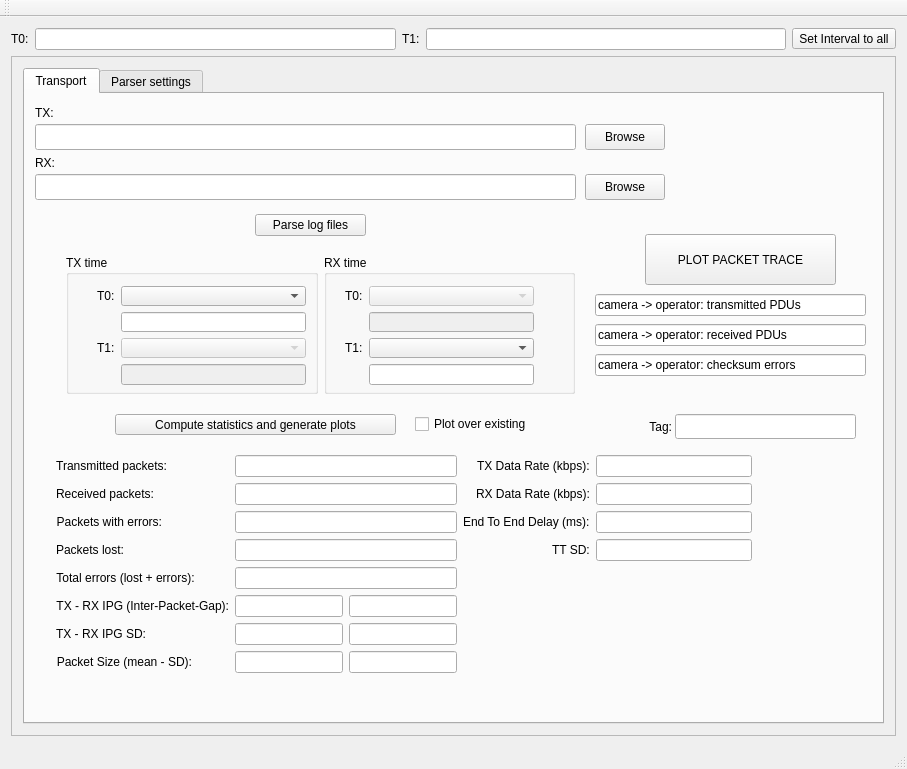
Old version of the form src/gui/mainwindow.ui in the repository dcentelles/comms_log_parser.
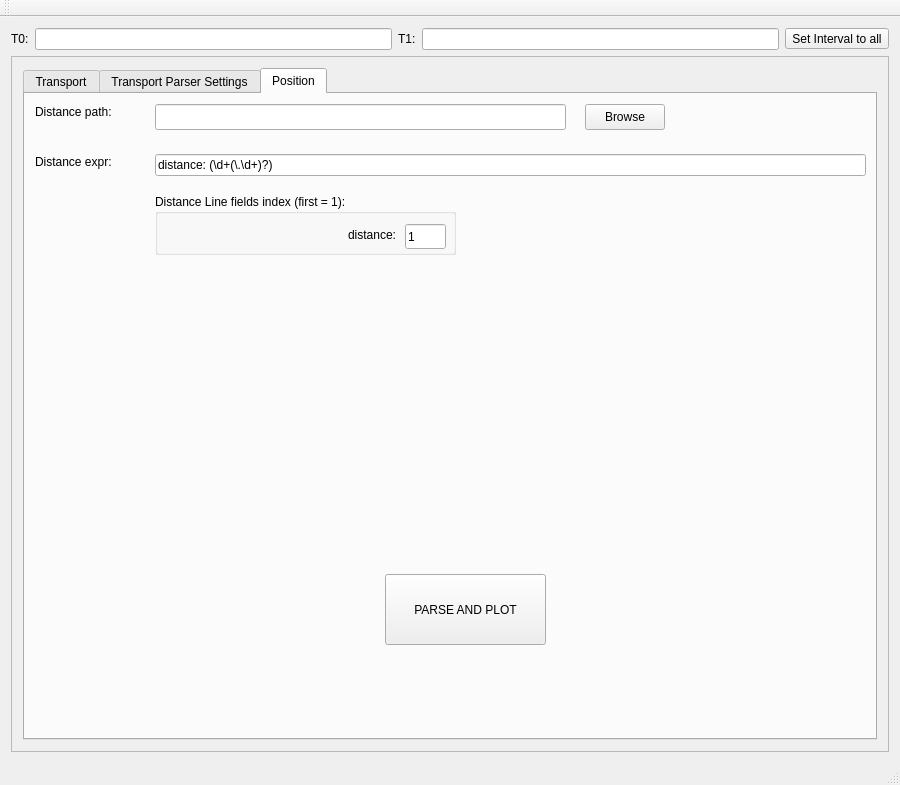
New version of the form.

Patch:
```diff
--- a/src/gui/mainwindow.ui
+++ b/src/gui/mainwindow.ui
@@ -6,8 +6,8 @@
    <rect>
     <x>0</x>
     <y>0</y>
-    <width>907</width>
-    <height>769</height>
+    <width>900</width>
+    <height>785</height>
    </rect>
   </property>
   <property name="windowTitle">
@@ -67,8 +67,8 @@
         <rect>
          <x>0</x>
          <y>0</y>
-         <width>887</width>
-         <height>657</height>
+         <width>880</width>
+         <height>673</height>
         </rect>
        </property>
        <property name="minimumSize">
@@ -78,7 +78,7 @@
         </size>
        </property>
        <layout class="QGridLayout" name="gridLayout">
-        <item row="1" column="0">
+        <item row="0" column="0">
          <widget class="QTabWidget" name="parserConfTab">
           <property name="enabled">
            <bool>true</bool>
@@ -96,7 +96,7 @@
            </size>
           </property>
           <property name="currentIndex">
-           <number>0</number>
+           <number>2</number>
           </property>
           <widget class="QWidget" name="transportTab">
            <property name="sizePolicy">
@@ -701,7 +701,7 @@
           </widget>
           <widget class="QWidget" name="tab">
            <attribute name="title">
-            <string>Parser settings</string>
+            <string>Transport Parser Settings</string>
            </attribute>
            <widget class="QLineEdit" name="rxRegexLineEdit">
             <property name="geometry">
@@ -949,6 +949,166 @@
              </property>
             </widget>
            </widget>
+           <widget class="QWidget" name="horizontalLayoutWidget">
+            <property name="geometry">
+             <rect>
+              <x>360</x>
+              <y>350</y>
+              <width>211</width>
+              <height>41</height>
+             </rect>
+            </property>
+            <layout class="QHBoxLayout" name="horizontalLayout_7">
+             <item>
+              <widget class="QLabel" name="label_10">
+               <property name="text">
+                <string>Packet size offset: </string>
+               </property>
+              </widget>
+             </item>
+             <item>
+              <widget class="QLineEdit" name="packetSizeOffsetLineEdit"/>
+             </item>
+            </layout>
+           </widget>
+          </widget>
+          <widget class="QWidget" name="tab_2">
+           <attribute name="title">
+            <string>Position</string>
+           </attribute>
+           <widget class="QLineEdit" name="distancesPathLineEdit">
+            <property name="geometry">
+             <rect>
+              <x>130</x>
+              <y>10</y>
+              <width>411</width>
+              <height>26</height>
+             </rect>
+            </property>
+            <property name="readOnly">
+             <bool>true</bool>
+            </property>
+           </widget>
+           <widget class="QPushButton" name="distancesPathBrowseButton">
+            <property name="geometry">
+             <rect>
+              <x>560</x>
+              <y>10</y>
+              <width>80</width>
+              <height>26</height>
+             </rect>
+            </property>
+            <property name="text">
+             <string>Browse</string>
+            </property>
+           </widget>
+           <widget class="QPushButton" name="dl_parseTimesButton_2">
+            <property name="geometry">
+             <rect>
+              <x>200</x>
+              <y>60</y>
+              <width>111</width>
+              <height>22</height>
+             </rect>
+            </property>
+            <property name="text">
+             <string>Parse log files</string>
+            </property>
+           </widget>
+           <widget class="QLineEdit" name="distanceRegexLineEdit">
+            <property name="geometry">
+             <rect>
+              <x>130</x>
+              <y>60</y>
+              <width>711</width>
+              <height>22</height>
+             </rect>
+            </property>
+            <property name="text">
+             <string>distance: (\d+(\.\d+)?) </string>
+            </property>
+           </widget>
+           <widget class="QLabel" name="label_11">
+            <property name="geometry">
+             <rect>
+              <x>10</x>
+              <y>60</y>
+              <width>101</width>
+              <height>16</height>
+             </rect>
+            </property>
+            <property name="text">
+             <string>Distance expr:</string>
+            </property>
+           </widget>
+           <widget class="QToolButton" name="dl_computeButton_2">
+            <property name="geometry">
+             <rect>
+              <x>360</x>
+              <y>480</y>
+              <width>161</width>
+              <height>71</height>
+             </rect>
+            </property>
+            <property name="text">
+             <string>PARSE AND PLOT</string>
+            </property>
+           </widget>
+           <widget class="QGroupBox" name="groupBox_5">
+            <property name="geometry">
+             <rect>
+              <x>130</x>
+              <y>100</y>
+              <width>301</width>
+              <height>61</height>
+             </rect>
+            </property>
+            <property name="title">
+             <string>Distance Line fields index (first = 1):</string>
+            </property>
+            <widget class="QLabel" name="label_12">
+             <property name="geometry">
+              <rect>
+               <x>90</x>
+               <y>30</y>
+               <width>151</width>
+               <height>21</height>
+              </rect>
+             </property>
+             <property name="text">
+              <string>distance:</string>
+             </property>
+             <property name="alignment">
+              <set>Qt::AlignRight|Qt::AlignTrailing|Qt::AlignVCenter</set>
+             </property>
+            </widget>
+            <widget class="QLineEdit" name="distanceIndex_lineEdit">
+             <property name="geometry">
+              <rect>
+               <x>250</x>
+               <y>30</y>
+               <width>41</width>
+               <height>25</height>
+              </rect>
+             </property>
+             <property name="text">
+              <string>1</string>
+             </property>
+            </widget>
+           </widget>
+           <widget class="QLabel" name="label_25">
+            <property name="geometry">
+             <rect>
+              <x>10</x>
+              <y>10</y>
+              <width>101</width>
+              <height>16</height>
+             </rect>
+            </property>
+            <property name="text">
+             <string>Distance path:</string>
+            </property>
+           </widget>
           </widget>
          </widget>
         </item>
```
Left out of the diff: 2 changed lines with no effect on the pictures.
